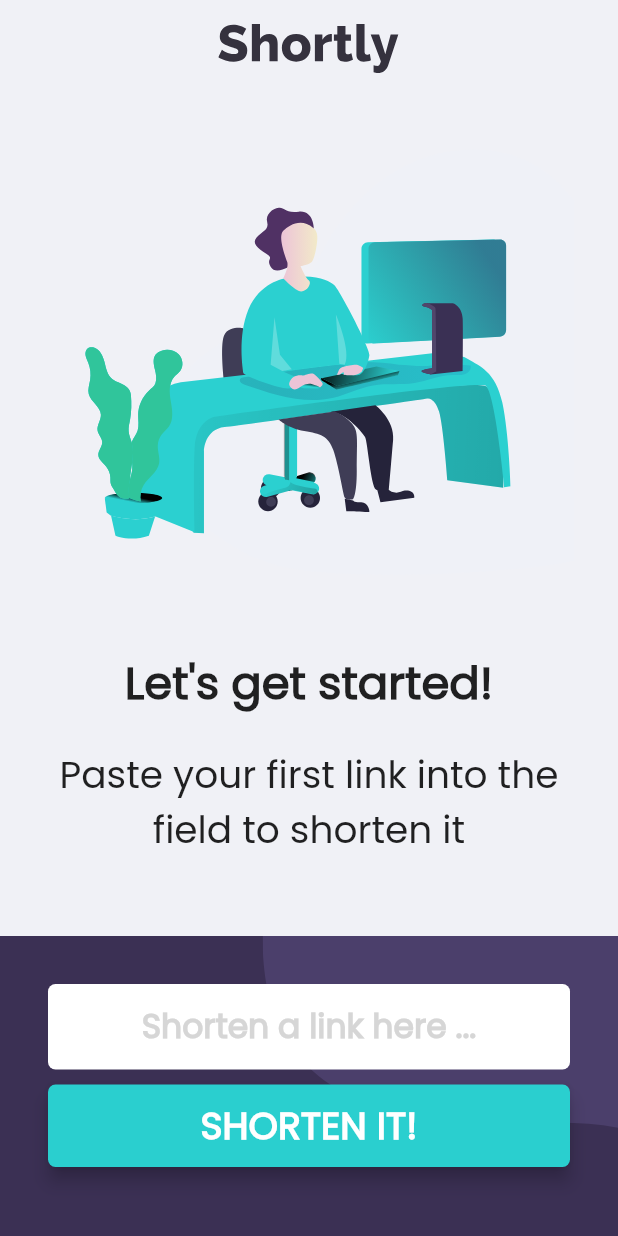
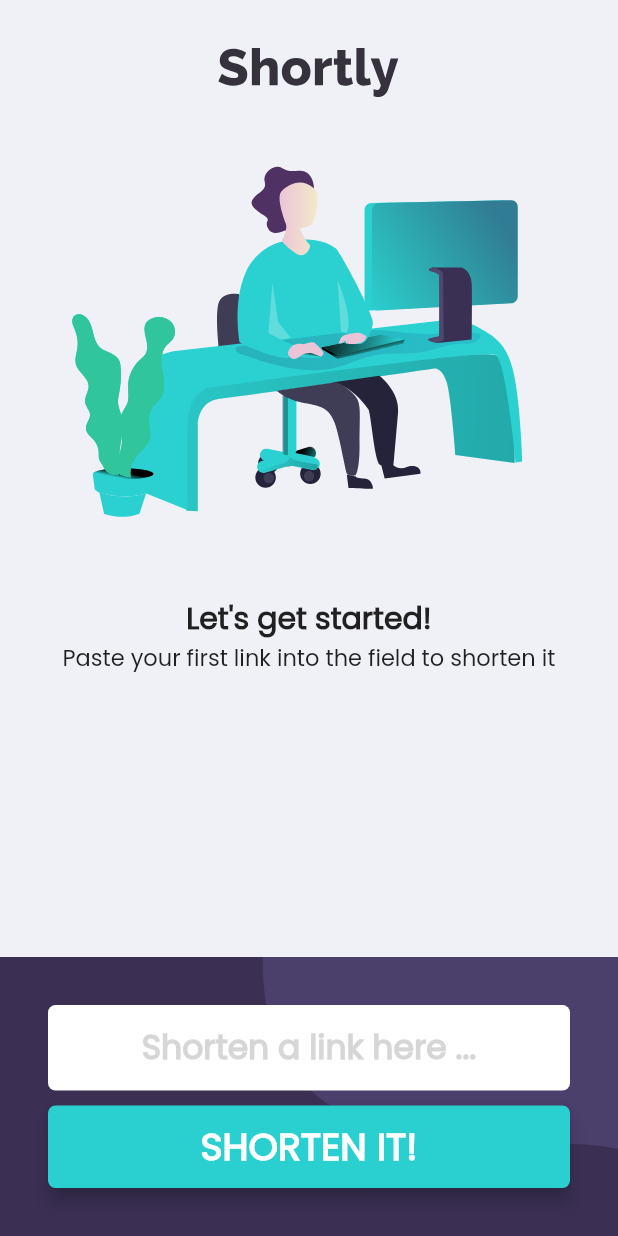
Before and after one commit to ItSNeverLate/Shortly, a Flutter app: the MainScreen screen opened by its route, on a phone screen of 412 x 824 dp. Run offline on Flutter 3.47's test engine with Material 2 defaults, Android fonts, the phone set to English and light mode, and no system bars; our stand-ins replace flutter_svg, page_view_indicators.

Commit message:
improves Main Screen UI

```diff
--- a/shortly/lib/main.dart
+++ b/shortly/lib/main.dart
@@ -25,7 +25,7 @@ class MyApp extends StatelessWidget {
           errorColor: Colors.red[300],
           fontFamily: 'Poppins',
         ),
-        initialRoute: BenefitsScreen.id,
+        initialRoute: MainScreen.id,
         routes: {
           StartScreen.id: (context) => StartScreen(),
           BenefitsScreen.id: (context) => BenefitsScreen(),
--- a/shortly/lib/models/shorten_url_data.dart
+++ b/shortly/lib/models/shorten_url_data.dart
@@ -4,15 +4,7 @@ import 'package:flutter/cupertino.dart';
 import 'package:shortly/models/shorten_url.dart';
 
 class ShortenUrlData extends ChangeNotifier {
-  List<ShortenUrl> _shortenUrlList = [
-    // ShortenUrl(shorten: 'shorten', url: 'url'),
-    // ShortenUrl(shorten: 'shorten', url: 'url'),
-    // ShortenUrl(shorten: 'shorten', url: 'url'),
-    // ShortenUrl(shorten: 'shorten', url: 'url'),
-    // ShortenUrl(shorten: 'shorten', url: 'url'),
-    // ShortenUrl(shorten: 'shorten', url: 'url'),
-    // ShortenUrl(shorten: 'shorten', url: 'url'),
-  ];
+  List<ShortenUrl> _shortenUrlList = [];
 
   int get count => _shortenUrlList.length;
 
--- a/shortly/lib/screens/main/empty_list.dart
+++ b/shortly/lib/screens/main/empty_list.dart
@@ -4,15 +4,14 @@ import 'package:flutter_svg/flutter_svg.dart';
 class EmptyList extends StatelessWidget {
   @override
   Widget build(BuildContext context) {
-    return Column(
+    return ListView(
+      padding: EdgeInsets.only(top: 32.0),
       children: [
+        SvgPicture.asset('images/logo.svg'),
         Expanded(
             child: Column(
           children: [
-            SizedBox(
-              height: 30.0,
-            ),
-            Expanded(
+            Container(
               child: SvgPicture.asset(
                 'images/illustration.svg',
               ),
@@ -20,32 +19,25 @@ class EmptyList extends StatelessWidget {
           ],
         )),
         Padding(
-          padding: const EdgeInsets.all(32.0),
+          padding: const EdgeInsets.symmetric(horizontal: 32.0, vertical: 8.0),
           child: Column(
-            crossAxisAlignment: CrossAxisAlignment.center,
-            mainAxisAlignment: MainAxisAlignment.spaceEvenly,
+            mainAxisAlignment: MainAxisAlignment.spaceBetween,
             children: [
               Text(
                 'Let\'s get started!',
                 textAlign: TextAlign.center,
                 style: TextStyle(
-                  fontSize: 30.0,
+                  fontSize: 20.0,
                   fontWeight: FontWeight.w700,
                 ),
-              ),
-              SizedBox(
-                height: 20.0,
               ),
               Text(
                 'Paste your first link into the field to shorten it',
                 textAlign: TextAlign.center,
                 style: TextStyle(
-                  fontSize: 25.0,
+                  fontSize: 15.0,
                   fontWeight: FontWeight.w500,
                 ),
-              ),
-              SizedBox(
-                height: 20.0,
               ),
             ],
           ),
--- a/shortly/lib/screens/main/index.dart
+++ b/shortly/lib/screens/main/index.dart
@@ -50,19 +50,9 @@ class _MainScreenState extends State<MainScreen> {
           crossAxisAlignment: CrossAxisAlignment.center,
           mainAxisAlignment: MainAxisAlignment.center,
           children: [
-            data.count > 0
-                ? Text(
-                    'Your Link History',
-                    style: TextStyle(fontSize: 20.0),
-                  )
-                : Padding(
-                    padding: const EdgeInsets.all(16.0),
-                    child: SvgPicture.asset('images/logo.svg'),
-                  ),
             Expanded(child: data.count > 0 ? ShortenList() : EmptyList()),
             Container(
               color: Theme.of(context).primaryColorDark,
-              height: 200.0,
               child: Stack(
                 children: [
                   Container(
@@ -80,11 +70,7 @@ class _MainScreenState extends State<MainScreen> {
                           controller: _inputController,
                           cursorColor: Colors.black,
                           textAlign: TextAlign.center,
-                          style: TextStyle(
-                            fontWeight: FontWeight.bold,
-                            fontSize: 22.0,
-                            color: Colors.black,
-                          ),
+                          style: _inputTextStyle,
                           onChanged: (value) {
                             _link = value;
                           },
@@ -137,3 +123,9 @@ class _MainScreenState extends State<MainScreen> {
     );
   }
 }
+
+const _inputTextStyle = TextStyle(
+  fontWeight: FontWeight.bold,
+  fontSize: 22.0,
+  color: Colors.black,
+);
--- a/shortly/lib/screens/main/shorten_list.dart
+++ b/shortly/lib/screens/main/shorten_list.dart
@@ -7,14 +7,24 @@ class ShortenList extends StatelessWidget {
   @override
   Widget build(BuildContext context) {
     final data = Provider.of<ShortenUrlData>(context);
-    return Padding(
-      padding: const EdgeInsets.all(16.0),
+    return Column(
+      children: [
+        Padding(
+          padding: const EdgeInsets.all(8.0),
+          child: Text(
+            'Your Link History',
+            style: TextStyle(fontSize: 20.0),
+          ),
+        ),
+        Expanded(
           child: ListView.builder(
             itemCount: data.count,
             itemBuilder: (context, index) {
               return ShortenTile(shortenUrl: data.shortenUrlList[index]);
             },
           ),
+        ),
+      ],
     );
   }
 }
```
Lines whose indentation alone changed are shown as unchanged.
